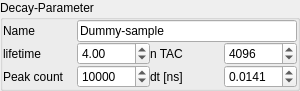
Fluorescence-Tools/chisurf, file mfm/experiments/tcspc/tcspcDummy.ui: the form before one commit.
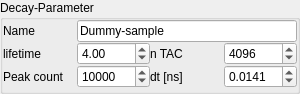
The form after the commit.

```diff
--- a/mfm/experiments/tcspc/tcspcDummy.ui
+++ b/mfm/experiments/tcspc/tcspcDummy.ui
@@ -7,7 +7,7 @@
     <x>0</x>
     <y>0</y>
     <width>300</width>
-    <height>72</height>
+    <height>94</height>
    </rect>
   </property>
   <property name="windowTitle">
```
Left out of the diff: 110 changed lines with no effect on the pictures.
